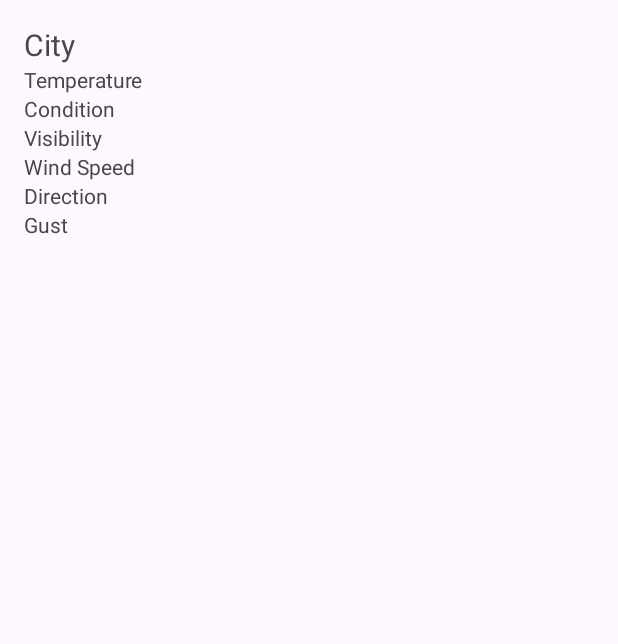
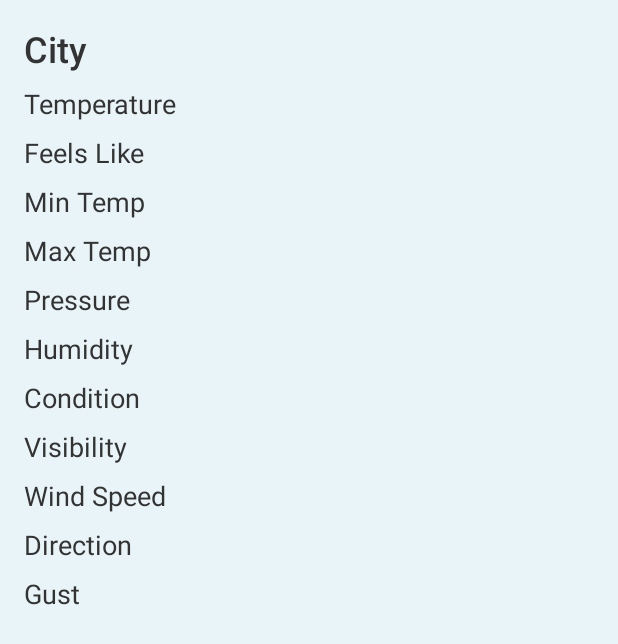
Before and after one commit to damirbeybitov/weatherApp_android, an Android app: the layout fragment_current_weather.xml on its own in the app's theme, with its tools: preview values and no code run, on a phone screen of 412 x 824 dp. Shown: the top 644 px of the screen. Run offline under Robolectric (Android 15) with nearby library versions, the phone set to English and light mode, and no system bars; network calls fail.

Commit message:
app with current weather with a more informations with design corrected csv

```diff
--- a/app/src/main/assets/cities_weather.csv
+++ b/app/src/main/assets/cities_weather.csv
@@ -1,4 +1,3 @@
-cities,description
 Aktau,Semi-arid climate with hot dry summers and mild slightly humid winters.
 Aktobe,Continental climate with warm dry summers and long cold snowy winters.
 Almaty,Humid continental climate with warm summers occasional rainfall and cold snowy winters.
--- a/app/src/main/java/com/example/finalproject/CurrentWeatherFragment.kt
+++ b/app/src/main/java/com/example/finalproject/CurrentWeatherFragment.kt
@@ -60,11 +60,17 @@ class CurrentWeatherFragment : Fragment() {
     private fun displayWeatherData(weatherResponse: WeatherResponse) {
         binding.textViewCityName.text = "City: ${weatherResponse.name}"
         binding.textViewTemperature.text = "Temperature: ${String.format("%.1f", weatherResponse.main.temp)}°C"
-        binding.textViewCondition.text = "Condition: ${weatherResponse.weather[0].main} - ${weatherResponse.weather[0].description}"
+        binding.textViewCondition.text = "Condition: ${weatherResponse.weather[0].main} (${weatherResponse.weather[0].description})"
         binding.textViewVisibility.text = "Visibility: ${weatherResponse.visibility / 1000.0} km"
         binding.textViewWindSpeed.text = "Wind Speed: ${weatherResponse.wind.speed} m/s"
         binding.textViewWindDirection.text = "Direction: ${weatherResponse.wind.deg}°"
         binding.textViewWindGust.text = "Gust: ${weatherResponse.wind.gust} m/s"
+        binding.textViewFeelsLike.text = "Feels Like: ${String.format("%.1f", weatherResponse.main.feelsLike)}°C"
+        binding.textViewTempMin.text = "Min Temp: ${String.format("%.1f", weatherResponse.main.tempMin)}°C"
+        binding.textViewTempMax.text = "Max Temp: ${String.format("%.1f", weatherResponse.main.tempMax)}°C"
+        binding.textViewPressure.text = "Pressure: ${weatherResponse.main.pressure} hPa"
+        binding.textViewHumidity.text = "Humidity: ${weatherResponse.main.humidity}%"
+
         // Add more TextView updates here for other data like pressure, humidity, etc.
     }
 
--- a/app/src/main/res/layout/fragment_current_weather.xml
+++ b/app/src/main/res/layout/fragment_current_weather.xml
@@ -1,69 +1,166 @@
 <?xml version="1.0" encoding="utf-8"?>
-<androidx.constraintlayout.widget.ConstraintLayout xmlns:android="http://schemas.android.com/apk/res/android"
+<androidx.constraintlayout.widget.ConstraintLayout
+    xmlns:android="http://schemas.android.com/apk/res/android"
     xmlns:app="http://schemas.android.com/apk/res-auto"
     xmlns:tools="http://schemas.android.com/tools"
     android:layout_width="match_parent"
     android:layout_height="match_parent"
+    android:background="#E8F4F8"
     android:padding="16dp">
 
+    <!-- Title TextView for City Name -->
     <TextView
         android:id="@+id/textViewCityName"
-        android:layout_width="wrap_content"
+        android:layout_width="0dp"
         android:layout_height="wrap_content"
         android:text="City"
-        android:textSize="20sp"
+        android:textSize="24sp"
+        android:textColor="#333333"
+        android:fontFamily="sans-serif-medium"
         app:layout_constraintTop_toTopOf="parent"
-        app:layout_constraintStart_toStartOf="parent" />
+        app:layout_constraintStart_toStartOf="parent"
+        app:layout_constraintEnd_toEndOf="parent" />
 
-    <!-- Additional TextViews for each weather detail -->
+    <!-- TextView for Temperature -->
     <TextView
         android:id="@+id/textViewTemperature"
-        android:layout_width="wrap_content"
+        android:layout_width="0dp"
         android:layout_height="wrap_content"
         android:text="Temperature"
+        android:textSize="18sp"
+        android:textColor="#333333"
+        android:layout_marginTop="8dp"
         app:layout_constraintTop_toBottomOf="@id/textViewCityName"
-        app:layout_constraintStart_toStartOf="parent" />
+        app:layout_constraintStart_toStartOf="parent"
+        app:layout_constraintEnd_toEndOf="parent" />
 
+    <!-- TextView for Feels Like Temperature -->
+    <TextView
+        android:id="@+id/textViewFeelsLike"
+        android:layout_width="0dp"
+        android:layout_height="wrap_content"
+        android:text="Feels Like"
+        android:textSize="18sp"
+        android:textColor="#333333"
+        android:layout_marginTop="8dp"
+        app:layout_constraintTop_toBottomOf="@id/textViewTemperature"
+        app:layout_constraintStart_toStartOf="parent"
+        app:layout_constraintEnd_toEndOf="parent" />
+
+    <!-- TextView for Minimum Temperature -->
+    <TextView
+        android:id="@+id/textViewTempMin"
+        android:layout_width="0dp"
+        android:layout_height="wrap_content"
+        android:text="Min Temp"
+        android:textSize="18sp"
+        android:textColor="#333333"
+        android:layout_marginTop="8dp"
+        app:layout_constraintTop_toBottomOf="@id/textViewFeelsLike"
+        app:layout_constraintStart_toStartOf="parent"
+        app:layout_constraintEnd_toEndOf="parent" />
+
+    <!-- TextView for Maximum Temperature -->
+    <TextView
+        android:id="@+id/textViewTempMax"
+        android:layout_width="0dp"
+        android:layout_height="wrap_content"
+        android:text="Max Temp"
+        android:textSize="18sp"
+        android:textColor="#333333"
+        android:layout_marginTop="8dp"
+        app:layout_constraintTop_toBottomOf="@id/textViewTempMin"
+        app:layout_constraintStart_toStartOf="parent"
+        app:layout_constraintEnd_toEndOf="parent" />
+
+    <!-- TextView for Pressure -->
+    <TextView
+        android:id="@+id/textViewPressure"
+        android:layout_width="0dp"
+        android:layout_height="wrap_content"
+        android:text="Pressure"
+        android:textSize="18sp"
+        android:textColor="#333333"
+        android:layout_marginTop="8dp"
+        app:layout_constraintTop_toBottomOf="@id/textViewTempMax"
+        app:layout_constraintStart_toStartOf="parent"
+        app:layout_constraintEnd_toEndOf="parent" />
+
+    <!-- TextView for Humidity -->
+    <TextView
+        android:id="@+id/textViewHumidity"
+        android:layout_width="0dp"
+        android:layout_height="wrap_content"
+        android:text="Humidity"
+        android:textSize="18sp"
+        android:textColor="#333333"
+        android:layout_marginTop="8dp"
+        app:layout_constraintTop_toBottomOf="@id/textViewPressure"
+        app:layout_constraintStart_toStartOf="parent"
+        app:layout_constraintEnd_toEndOf="parent" />
+
+    <!-- TextView for Weather Condition -->
     <TextView
         android:id="@+id/textViewCondition"
-        android:layout_width="wrap_content"
+        android:layout_width="0dp"
         android:layout_height="wrap_content"
         android:text="Condition"
-        app:layout_constraintTop_toBottomOf="@id/textViewTemperature"
-        app:layout_constraintStart_toStartOf="parent" />
+        android:textSize="18sp"
+        android:textColor="#333333"
+        android:layout_marginTop="8dp"
+        app:layout_constraintTop_toBottomOf="@id/textViewHumidity"
+        app:layout_constraintStart_toStartOf="parent"
+        app:layout_constraintEnd_toEndOf="parent" />
 
+    <!-- TextView for Visibility -->
     <TextView
         android:id="@+id/textViewVisibility"
-        android:layout_width="wrap_content"
+        android:layout_width="0dp"
         android:layout_height="wrap_content"
         android:text="Visibility"
+        android:textSize="18sp"
+        android:textColor="#333333"
+        android:layout_marginTop="8dp"
         app:layout_constraintTop_toBottomOf="@id/textViewCondition"
-        app:layout_constraintStart_toStartOf="parent" />
+        app:layout_constraintStart_toStartOf="parent"
+        app:layout_constraintEnd_toEndOf="parent" />
 
+    <!-- TextView for Wind Speed -->
     <TextView
         android:id="@+id/textViewWindSpeed"
-        android:layout_width="wrap_content"
+        android:layout_width="0dp"
         android:layout_height="wrap_content"
         android:text="Wind Speed"
+        android:textSize="18sp"
+        android:textColor="#333333"
+        android:layout_marginTop="8dp"
         app:layout_constraintTop_toBottomOf="@id/textViewVisibility"
-        app:layout_constraintStart_toStartOf="parent" />
+        app:layout_constraintStart_toStartOf="parent"
+        app:layout_constraintEnd_toEndOf="parent" />
 
+    <!-- TextView for Wind Direction -->
     <TextView
         android:id="@+id/textViewWindDirection"
-        android:layout_width="wrap_content"
+        android:layout_width="0dp"
         android:layout_height="wrap_content"
         android:text="Direction"
+        android:textSize="18sp"
+        android:textColor="#333333"
+        android:layout_marginTop="8dp"
         app:layout_constraintTop_toBottomOf="@id/textViewWindSpeed"
-        app:layout_constraintStart_toStartOf="parent" />
+        app:layout_constraintStart_toStartOf="parent"
+        app:layout_constraintEnd_toEndOf="parent" />
 
+    <!-- TextView for Wind Gust -->
     <TextView
         android:id="@+id/textViewWindGust"
-        android:layout_width="wrap_content"
+        android:layout_width="0dp"
         android:layout_height="wrap_content"
         android:text="Gust"
+        android:textSize="18sp"
+        android:textColor="#333333"
+        android:layout_marginTop="8dp"
         app:layout_constraintTop_toBottomOf="@id/textViewWindDirection"
-        app:layout_constraintStart_toStartOf="parent" />
-
-    <!-- Add more TextViews for pressure, humidity, etc., as needed -->
-
+        app:layout_constraintStart_toStartOf="parent"
+        app:layout_constraintEnd_toEndOf="parent" />
 </androidx.constraintlayout.widget.ConstraintLayout>
```
